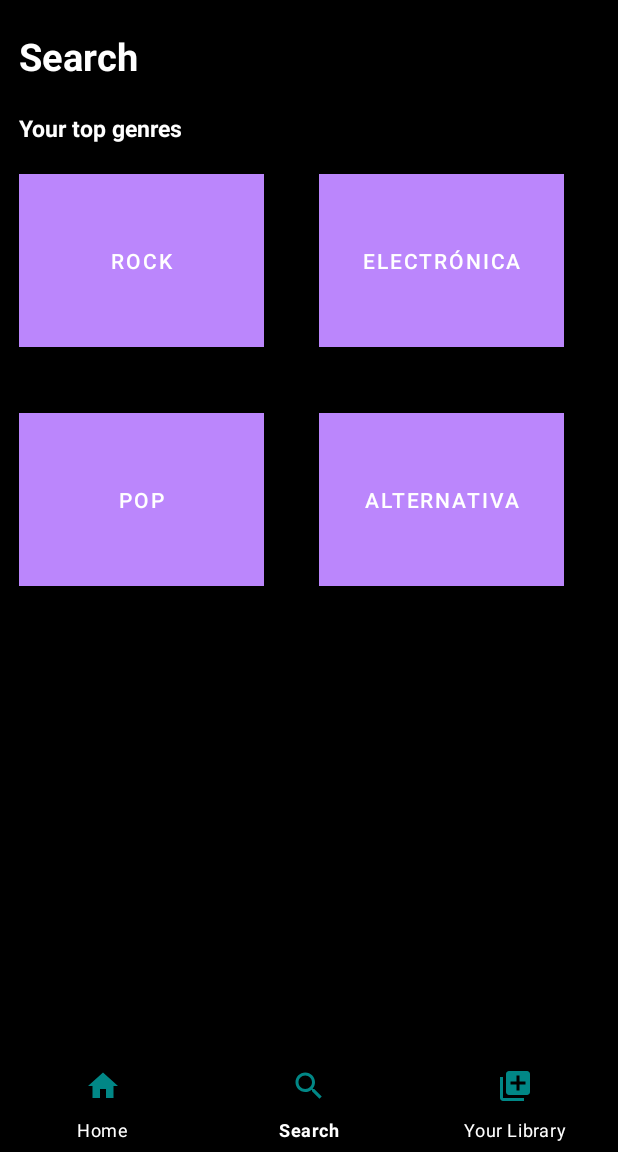
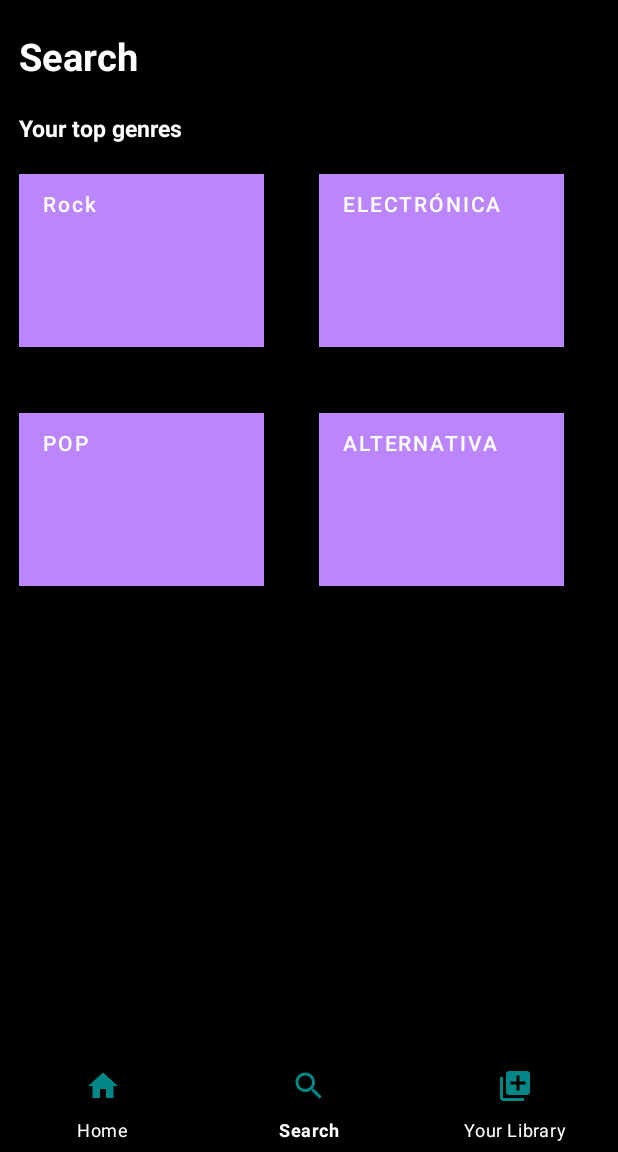
Before and after one commit to eliasalvarado/Laboratorio6, an Android app: the screen it shows after launch (MainActivity), item 2 of the bottom bar chosen, on a phone screen of 412 x 824 dp, the part 84-1236 px from its top. Run offline under Robolectric (Android 15) with nearby library versions, the phone set to English and light mode, and no system bars.

Commit message:
Update fragment_search.xml

```diff
--- a/Laboratorio 6/app/src/main/res/layout/fragment_search.xml
+++ b/Laboratorio 6/app/src/main/res/layout/fragment_search.xml
@@ -54,50 +54,53 @@
             android:layout_width="163dp"
             android:layout_height="115dp"
             android:layout_marginTop="20dp"
+            android:background="@color/verde"
+            android:backgroundTint="@color/verde"
             android:text="@string/rock"
+            android:gravity="top"
+            android:textAllCaps="false"
+            android:textColor="@color/white"
             app:layout_constraintStart_toStartOf="@id/lineaguia"
             app:layout_constraintTop_toBottomOf="@id/text_view_topgender"
-            android:background="@color/verde"
-            android:textColor="@color/white"
-            />
+            app:strokeColor="@color/verde" />
 
         <Button
             android:id="@+id/genero2"
             android:layout_width="163dp"
             android:layout_height="115dp"
-            android:text="@string/electronica"
-            app:layout_constraintTop_toBottomOf="@id/text_view_topgender"
-            app:layout_constraintStart_toEndOf="@id/genero1"
-            app:layout_constraintEnd_toEndOf="parent"
             android:layout_marginTop="20dp"
             android:background="@color/rojo"
+            android:text="@string/electronica"
+            android:gravity="top"
             android:textColor="@color/white"
-            />
+            app:layout_constraintEnd_toEndOf="parent"
+            app:layout_constraintStart_toEndOf="@id/genero1"
+            app:layout_constraintTop_toBottomOf="@id/text_view_topgender" />
 
         <Button
             android:id="@+id/genero3"
             android:layout_width="163dp"
             android:layout_height="115dp"
+            android:background="@color/gris"
             android:text="@string/pop"
-            app:layout_constraintTop_toBottomOf="@id/genero1"
+            android:gravity="top"
+            android:textColor="@color/white"
+            app:layout_constraintBottom_toBottomOf="@id/lineaguia_horizontal"
             app:layout_constraintStart_toStartOf="@id/lineaguia"
-            app:layout_constraintBottom_toBottomOf="@id/lineaguia_horizontal"
-            android:background="@color/gris"
-            android:textColor="@color/white"
-            />
+            app:layout_constraintTop_toBottomOf="@id/genero1" />
 
         <Button
             android:id="@+id/genero4"
             android:layout_width="163dp"
             android:layout_height="115dp"
+            android:background="@color/morado"
             android:text="@string/alternativa"
-            app:layout_constraintTop_toBottomOf="@id/genero2"
+            android:gravity="top"
+            android:textColor="@color/white"
+            app:layout_constraintBottom_toBottomOf="@id/lineaguia_horizontal"
+            app:layout_constraintEnd_toEndOf="parent"
             app:layout_constraintStart_toEndOf="@id/genero3"
-            app:layout_constraintEnd_toEndOf="parent"
-            app:layout_constraintBottom_toBottomOf="@id/lineaguia_horizontal"
-            android:background="@color/morado"
-            android:textColor="@color/white"
-            />
+            app:layout_constraintTop_toBottomOf="@id/genero2" />
 
         <androidx.constraintlayout.widget.Guideline
             android:id="@+id/lineaguia_horizontal"
```
